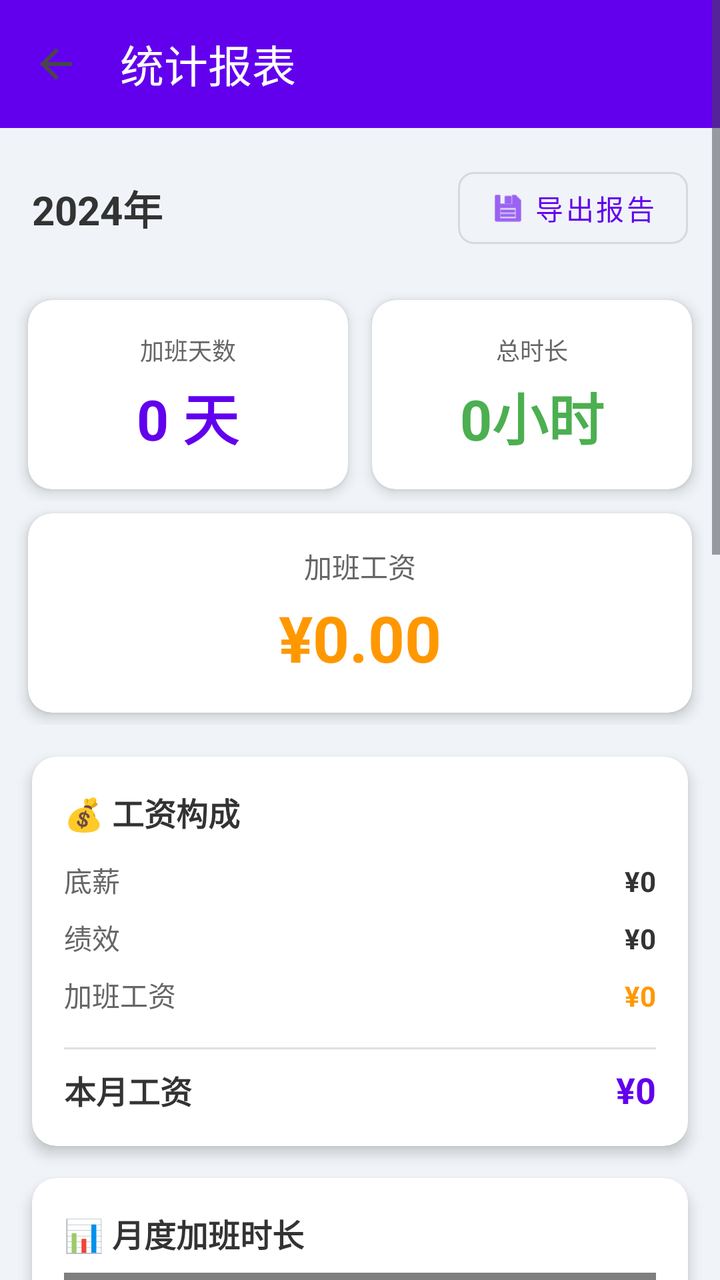
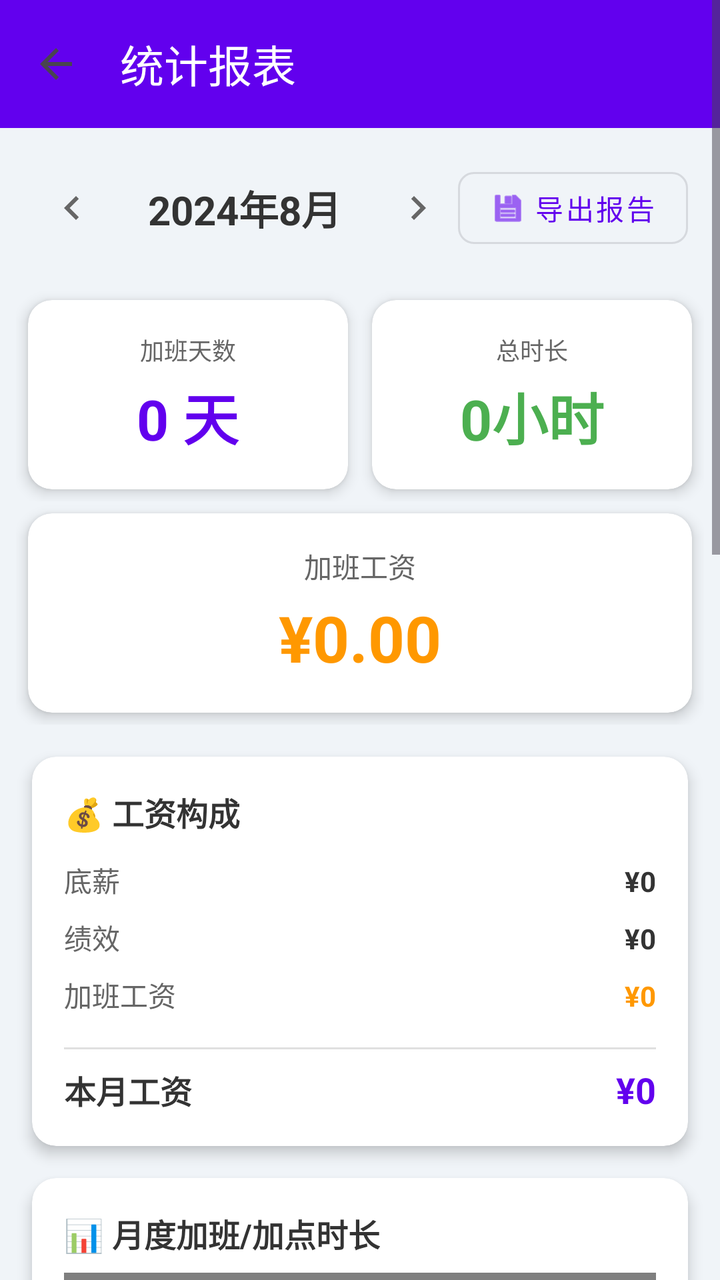

The first picture is an Android layout as it rendered before a commit; the second is the same layout after the commit. The layout source and the unified diff follow.
<!-- AndroidManifest.xml: application theme Theme.PersonalOvertimeRecord -->
<!-- res/layout/activity_report.xml -->
<?xml version="1.0" encoding="utf-8"?>
<ScrollView xmlns:android="http://schemas.android.com/apk/res/android"
    xmlns:app="http://schemas.android.com/apk/res-auto"
    android:layout_width="match_parent"
    android:layout_height="match_parent"
    android:background="#F0F4F8"
    android:fillViewport="true"
    android:fitsSystemWindows="true">

    <LinearLayout
        android:layout_width="match_parent"
        android:layout_height="wrap_content"
        android:orientation="vertical">

        
        <com.google.android.material.appbar.AppBarLayout
            android:layout_width="match_parent"
            android:layout_height="wrap_content"
            android:background="@color/white"
            app:elevation="4dp"
            android:fitsSystemWindows="true">

            <androidx.appcompat.widget.Toolbar
                android:id="@+id/toolbar"
                android:layout_width="match_parent"
                android:layout_height="?attr/actionBarSize"
                android:background="@color/colorPrimary"
                app:title="统计报表"
                app:titleTextColor="@color/white"
                app:navigationIcon="?attr/homeAsUpIndicator" />

        </com.google.android.material.appbar.AppBarLayout>

        
        <LinearLayout
            android:layout_width="match_parent"
            android:layout_height="wrap_content"
            android:orientation="horizontal"
            android:gravity="center"
            android:padding="16dp">

            <TextView
                android:id="@+id/tvYear"
                android:layout_width="0dp"
                android:layout_height="wrap_content"
                android:layout_weight="1"
                android:text="2024年"
                android:textSize="20sp"
                android:textStyle="bold"
                android:textColor="#333333" />

            <com.google.android.material.button.MaterialButton
                android:id="@+id/btnExport"
                android:layout_width="wrap_content"
                android:layout_height="wrap_content"
                android:text="导出报告"
                android:textSize="14sp"
                app:icon="@android:drawable/ic_menu_save"
                style="@style/Widget.MaterialComponents.Button.OutlinedButton"
                app:cornerRadius="8dp" />

        </LinearLayout>

        
        <LinearLayout
            android:layout_width="match_parent"
            android:layout_height="wrap_content"
            android:orientation="vertical"
            android:paddingHorizontal="8dp">

            
            <LinearLayout
                android:layout_width="match_parent"
                android:layout_height="wrap_content"
                android:orientation="horizontal">

                
                <androidx.cardview.widget.CardView
                    android:layout_width="0dp"
                    android:layout_height="wrap_content"
                    android:layout_weight="1"
                    android:layout_margin="6dp"
                    app:cardCornerRadius="12dp"
                    app:cardElevation="4dp">

                    <LinearLayout
                        android:layout_width="match_parent"
                        android:layout_height="wrap_content"
                        android:orientation="vertical"
                        android:padding="16dp"
                        android:gravity="center">

                        <TextView
                            android:layout_width="wrap_content"
                            android:layout_height="wrap_content"
                            android:text="加班天数"
                            android:textSize="12sp"
                            android:textColor="#666666" />

                        <TextView
                            android:id="@+id/tvTotalDays"
                            android:layout_width="wrap_content"
                            android:layout_height="wrap_content"
                            android:text="0 天"
                            android:textSize="28sp"
                            android:textStyle="bold"
                            android:textColor="@color/colorPrimary"
                            android:layout_marginTop="4dp" />

                    </LinearLayout>

                </androidx.cardview.widget.CardView>

                
                <androidx.cardview.widget.CardView
                    android:layout_width="0dp"
                    android:layout_height="wrap_content"
                    android:layout_weight="1"
                    android:layout_margin="6dp"
                    app:cardCornerRadius="12dp"
                    app:cardElevation="4dp">

                    <LinearLayout
                        android:layout_width="match_parent"
                        android:layout_height="wrap_content"
                        android:orientation="vertical"
                        android:padding="16dp"
                        android:gravity="center">

                        <TextView
                            android:layout_width="wrap_content"
                            android:layout_height="wrap_content"
                            android:text="总时长"
                            android:textSize="12sp"
                            android:textColor="#666666" />

                        <TextView
                            android:id="@+id/tvTotalHours"
                            android:layout_width="wrap_content"
                            android:layout_height="wrap_content"
                            android:text="0小时"
                            android:textSize="28sp"
                            android:textStyle="bold"
                            android:textColor="#4CAF50"
                            android:layout_marginTop="4dp" />

                    </LinearLayout>

                </androidx.cardview.widget.CardView>

            </LinearLayout>

            
            <androidx.cardview.widget.CardView
                android:layout_width="match_parent"
                android:layout_height="wrap_content"
                android:layout_margin="6dp"
                app:cardCornerRadius="12dp"
                app:cardElevation="4dp">

                <LinearLayout
                    android:layout_width="match_parent"
                    android:layout_height="wrap_content"
                    android:orientation="vertical"
                    android:padding="16dp"
                    android:gravity="center">

                    <TextView
                        android:layout_width="wrap_content"
                        android:layout_height="wrap_content"
                        android:text="加班工资"
                        android:textSize="14sp"
                        android:textColor="#666666" />

                    <TextView
                        android:id="@+id/tvTotalPay"
                        android:layout_width="wrap_content"
                        android:layout_height="wrap_content"
                        android:text="¥0.00"
                        android:textSize="32sp"
                        android:textStyle="bold"
                        android:textColor="#FF9800"
                        android:layout_marginTop="4dp"
                        android:ellipsize="none" />

                </LinearLayout>

            </androidx.cardview.widget.CardView>

        </LinearLayout>

        
        <androidx.cardview.widget.CardView
            android:layout_width="match_parent"
            android:layout_height="wrap_content"
            android:layout_margin="16dp"
            app:cardCornerRadius="12dp"
            app:cardElevation="4dp">

            <LinearLayout
                android:layout_width="match_parent"
                android:layout_height="wrap_content"
                android:orientation="vertical"
                android:padding="16dp">

                <TextView
                    android:layout_width="wrap_content"
                    android:layout_height="wrap_content"
                    android:text="💰 工资构成"
                    android:textSize="16sp"
                    android:textStyle="bold"
                    android:textColor="#333333"
                    android:layout_marginBottom="12dp" />

                <LinearLayout
                    android:layout_width="match_parent"
                    android:layout_height="wrap_content"
                    android:orientation="horizontal"
                    android:layout_marginBottom="8dp">

                    <TextView
                        android:layout_width="0dp"
                        android:layout_height="wrap_content"
                        android:layout_weight="1"
                        android:text="底薪"
                        android:textColor="#666666" />

                    <TextView
                        android:id="@+id/tvBaseSalary"
                        android:layout_width="wrap_content"
                        android:layout_height="wrap_content"
                        android:text="¥0"
                        android:textColor="#333333"
                        android:textStyle="bold" />

                </LinearLayout>

                <LinearLayout
                    android:layout_width="match_parent"
                    android:layout_height="wrap_content"
                    android:orientation="horizontal"
                    android:layout_marginBottom="8dp">

                    <TextView
                        android:layout_width="0dp"
                        android:layout_height="wrap_content"
                        android:layout_weight="1"
                        android:text="绩效"
                        android:textColor="#666666" />

                    <TextView
                        android:id="@+id/tvPerformance"
                        android:layout_width="wrap_content"
                        android:layout_height="wrap_content"
                        android:text="¥0"
                        android:textColor="#333333"
                        android:textStyle="bold" />

                </LinearLayout>

                <LinearLayout
                    android:layout_width="match_parent"
                    android:layout_height="wrap_content"
                    android:orientation="horizontal"
                    android:layout_marginBottom="8dp">

                    <TextView
                        android:layout_width="0dp"
                        android:layout_height="wrap_content"
                        android:layout_weight="1"
                        android:text="加班工资"
                        android:textColor="#666666" />

                    <TextView
                        android:id="@+id/tvOvertimePay"
                        android:layout_width="wrap_content"
                        android:layout_height="wrap_content"
                        android:text="¥0"
                        android:textColor="#FF9800"
                        android:textStyle="bold" />

                </LinearLayout>

                <View
                    android:layout_width="match_parent"
                    android:layout_height="1dp"
                    android:background="#E0E0E0"
                    android:layout_marginVertical="8dp" />

                <LinearLayout
                    android:layout_width="match_parent"
                    android:layout_height="wrap_content"
                    android:orientation="horizontal">

                    <TextView
                        android:layout_width="0dp"
                        android:layout_height="wrap_content"
                        android:layout_weight="1"
                        android:text="本月工资"
                        android:textSize="16sp"
                        android:textStyle="bold"
                        android:textColor="#333333" />

                    <TextView
                        android:id="@+id/tvTotalSalary"
                        android:layout_width="wrap_content"
                        android:layout_height="wrap_content"
                        android:text="¥0"
                        android:textSize="18sp"
                        android:textStyle="bold"
                        android:textColor="@color/colorPrimary" />

                </LinearLayout>

            </LinearLayout>

        </androidx.cardview.widget.CardView>

        
        <androidx.cardview.widget.CardView
            android:layout_width="match_parent"
            android:layout_height="wrap_content"
            android:layout_marginHorizontal="16dp"
            android:layout_marginBottom="16dp"
            app:cardCornerRadius="12dp"
            app:cardElevation="4dp">

            <LinearLayout
                android:layout_width="match_parent"
                android:layout_height="wrap_content"
                android:orientation="vertical"
                android:padding="16dp">

                <TextView
                    android:layout_width="wrap_content"
                    android:layout_height="wrap_content"
                    android:text="📊 月度加班时长"
                    android:textSize="16sp"
                    android:textStyle="bold"
                    android:textColor="#333333"
                    android:layout_marginBottom="8dp" />

                <com.github.mikephil.charting.charts.BarChart
                    android:id="@+id/barChart"
                    android:layout_width="match_parent"
                    android:layout_height="200dp" />

            </LinearLayout>

        </androidx.cardview.widget.CardView>

        
        <androidx.cardview.widget.CardView
            android:layout_width="match_parent"
            android:layout_height="wrap_content"
            android:layout_marginHorizontal="16dp"
            android:layout_marginBottom="16dp"
            app:cardCornerRadius="12dp"
            app:cardElevation="4dp">

            <LinearLayout
                android:layout_width="match_parent"
                android:layout_height="wrap_content"
                android:orientation="vertical"
                android:padding="16dp">

                <TextView
                    android:layout_width="wrap_content"
                    android:layout_height="wrap_content"
                    android:text="📈 加班类型分布"
                    android:textSize="16sp"
                    android:textStyle="bold"
                    android:textColor="#333333"
                    android:layout_marginBottom="8dp" />

                <com.github.mikephil.charting.charts.PieChart
                    android:id="@+id/pieChart"
                    android:layout_width="match_parent"
                    android:layout_height="250dp" />

            </LinearLayout>

        </androidx.cardview.widget.CardView>

        
        <androidx.cardview.widget.CardView
            android:layout_width="match_parent"
            android:layout_height="wrap_content"
            android:layout_marginHorizontal="16dp"
            android:layout_marginBottom="16dp"
            app:cardCornerRadius="12dp"
            app:cardElevation="4dp">

            <LinearLayout
                android:layout_width="match_parent"
                android:layout_height="wrap_content"
                android:orientation="vertical"
                android:padding="16dp">

                <TextView
                    android:layout_width="wrap_content"
                    android:layout_height="wrap_content"
                    android:text="💹 月度加班工资趋势"
                    android:textSize="16sp"
                    android:textStyle="bold"
                    android:textColor="#333333"
                    android:layout_marginBottom="8dp" />

                <com.github.mikephil.charting.charts.LineChart
                    android:id="@+id/lineChart"
                    android:layout_width="match_parent"
                    android:layout_height="200dp" />

            </LinearLayout>

        </androidx.cardview.widget.CardView>

    </LinearLayout>

</ScrollView>
<!-- resources referenced by this layout -->
<resources>
  <color name="colorPrimary">#FF6200EE</color>
  <color name="white">#FFFFFFFF</color>
  <style name="Theme.PersonalOvertimeRecord" parent="Base.Theme.PersonalOvertimeRecord" />
  <style name="Base.Theme.PersonalOvertimeRecord" parent="Theme.Material3.DayNight.NoActionBar">
          <item name="colorPrimary">@color/colorPrimary</item>
          <item name="colorPrimaryDark">@color/colorPrimaryDark</item>
          <item name="colorAccent">@color/colorAccent</item>
      </style>
  <color name="colorPrimaryDark">#FF3700B3</color>
  <color name="colorAccent">#FF03DAC5</color>
</resources>

<!-- the commit's change to res/layout/activity_report.xml (unified diff, before → after) -->
@@ -36,18 +36,35 @@
             android:layout_width="match_parent"
             android:layout_height="wrap_content"
             android:orientation="horizontal"
-            android:gravity="center"
+            android:gravity="center_vertical"
             android:padding="16dp">
+
+            <ImageButton
+                android:id="@+id/btnPrevMonth"
+                android:layout_width="40dp"
+                android:layout_height="40dp"
+                android:background="?attr/selectableItemBackgroundBorderless"
+                android:src="@drawable/ic_arrow_left"
+                android:contentDescription="上个月" />
 
             <TextView
                 android:id="@+id/tvYear"
                 android:layout_width="0dp"
                 android:layout_height="wrap_content"
                 android:layout_weight="1"
-                android:text="2024年"
+                android:text="2024年8月"
                 android:textSize="20sp"
                 android:textStyle="bold"
-                android:textColor="#333333" />
+                android:textColor="#333333"
+                android:gravity="center" />
+
+            <ImageButton
+                android:id="@+id/btnNextMonth"
+                android:layout_width="40dp"
+                android:layout_height="40dp"
+                android:background="?attr/selectableItemBackgroundBorderless"
+                android:src="@drawable/ic_arrow_right"
+                android:contentDescription="下个月" />
 
             <com.google.android.material.button.MaterialButton
                 android:id="@+id/btnExport"
@@ -334,7 +351,7 @@
                 <TextView
                     android:layout_width="wrap_content"
                     android:layout_height="wrap_content"
-                    android:text="📊 月度加班时长"
+                    android:text="📊 月度加班/加点时长"
                     android:textSize="16sp"
                     android:textStyle="bold"
                     android:textColor="#333333"
@@ -367,7 +384,7 @@
                 <TextView
                     android:layout_width="wrap_content"
                     android:layout_height="wrap_content"
-                    android:text="📈 加班类型分布"
+                    android:text="📈 当月加班类型分布"
                     android:textSize="16sp"
                     android:textStyle="bold"
                     android:textColor="#333333"
<!-- resource entries referenced after the edit -->
@@ -2,6 +2,26 @@
 <resources>
   <color name="colorPrimary">#FF6200EE</color>
   <color name="white">#FFFFFFFF</color>
+  <!-- drawable ic_arrow_left (drawable) -->
+  <vector xmlns:android="http://schemas.android.com/apk/res/android"
+      android:width="24dp"
+      android:height="24dp"
+      android:viewportWidth="24"
+      android:viewportHeight="24">
+      <path
+          android:fillColor="#666666"
+          android:pathData="M15.41,7.41L14,6l-6,6 6,6 1.41,-1.41L10.83,12z"/>
+  </vector>
+  <!-- drawable ic_arrow_right (drawable) -->
+  <vector xmlns:android="http://schemas.android.com/apk/res/android"
+      android:width="24dp"
+      android:height="24dp"
+      android:viewportWidth="24"
+      android:viewportHeight="24">
+      <path
+          android:fillColor="#666666"
+          android:pathData="M10,6L8.59,7.41 13.17,12l-4.58,4.59L10,18l6,-6z"/>
+  </vector>
   <style name="Theme.PersonalOvertimeRecord" parent="Base.Theme.PersonalOvertimeRecord" />
   <style name="Base.Theme.PersonalOvertimeRecord" parent="Theme.Material3.DayNight.NoActionBar">
           <item name="colorPrimary">@color/colorPrimary</item>
